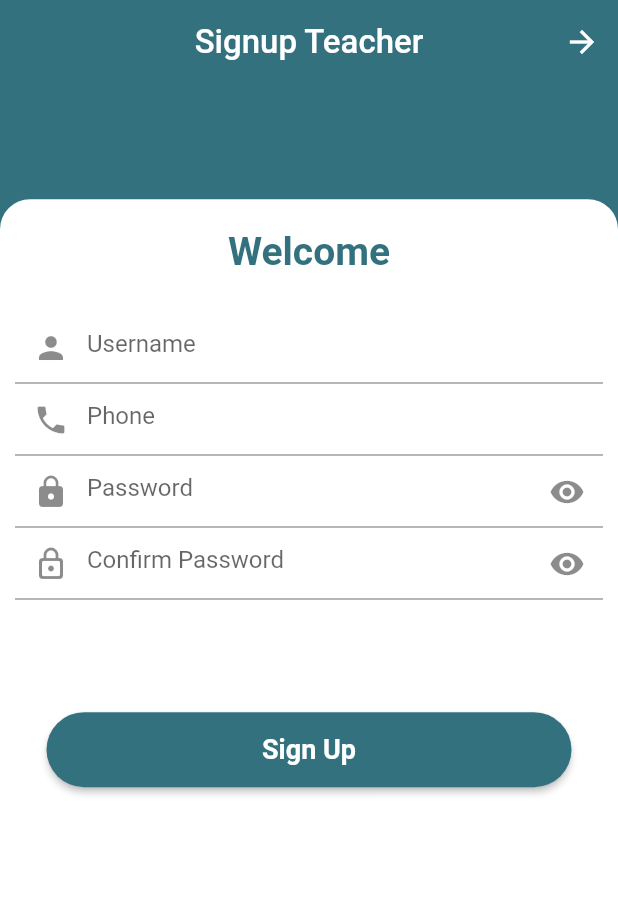
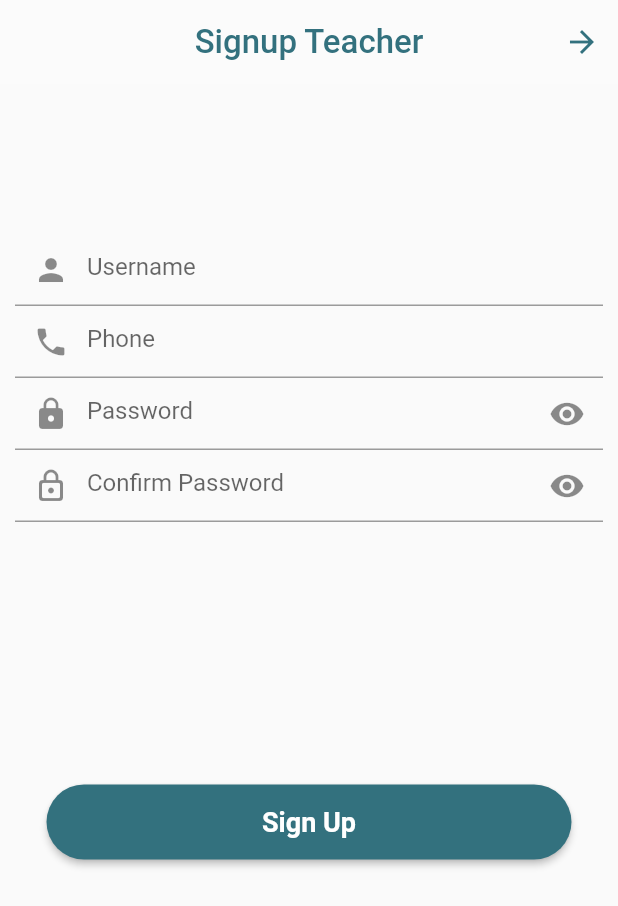
Before and after one commit to RegisSalesRA/django_flutter_college, a Flutter app: the SignUpTeacher screen opened directly with empty values, on a phone screen of 412 x 824 dp. Shown: the top 906 px of the screen. Run offline on Flutter 3.47's test engine with Material 2 defaults, Android fonts, the phone set to English and light mode, and no system bars; our stand-ins replace dio.

Commit message:
refactory signup screen

```diff
--- a/client_flutter/lib/presentation/login/login.dart
+++ b/client_flutter/lib/presentation/login/login.dart
@@ -170,9 +170,9 @@ class _LoginState extends State<Login> {
                                 shape: RoundedRectangleBorder(
                                     borderRadius: BorderRadius.circular(25))),
                             onPressed: () async {
-                              await teacherList();
+                              // teacherList();
                               // loginUser();
-                              // onSave();
+                              onSave();
                             },
                             child: const Text(
                               "Login",
--- a/client_flutter/lib/presentation/signup/widgets/signup_teacher.dart
+++ b/client_flutter/lib/presentation/signup/widgets/signup_teacher.dart
@@ -1,7 +1,6 @@
 import 'package:flutter/material.dart';
 
 import '../../../app/colors/colors.dart';
-import '../../../app/helpers/media_size_helper.dart';
 
 class SignUpTeacher extends StatefulWidget {
   final VoidCallback backPageView;
@@ -32,7 +31,7 @@ class _SignUpTeacherState extends State<SignUpTeacher> {
       resizeToAvoidBottomInset: false,
       appBar: AppBar(
         automaticallyImplyLeading: false,
-        backgroundColor: ColorsTheme.secondaryColor,
+        backgroundColor: Colors.white10,
         elevation: 0,
         centerTitle: true,
         actions: [
@@ -42,7 +41,7 @@ class _SignUpTeacherState extends State<SignUpTeacher> {
               IconButton(
                 icon: const Icon(
                   Icons.arrow_forward,
-                  color: Colors.white,
+                  color: ColorsTheme.secondaryColor,
                 ),
                 onPressed: widget.backPageView,
               )
@@ -51,36 +50,13 @@ class _SignUpTeacherState extends State<SignUpTeacher> {
         ],
         title: const Text(
           "Signup Teacher",
-          style: TextStyle(color: Colors.white),
+          style: TextStyle(color: ColorsTheme.secondaryColor),
         ),
       ),
-      body: Container(
-        height: MediaQuerySize.heigthSizeCustom(context),
-        decoration: const BoxDecoration(
-          color: ColorsTheme.secondaryColor,
-        ),
-        child: Container(
-          margin: EdgeInsets.only(
-              top: MediaQuerySize.heigthSizeCustom(context) * 0.10),
-          height: MediaQuerySize.heigthSizeCustom(context) * 0.90,
-          decoration: const BoxDecoration(
-              color: Colors.white,
-              borderRadius: BorderRadius.only(
-                  topLeft: Radius.circular(20), topRight: Radius.circular(20))),
-          child: SingleChildScrollView(
+      body: SingleChildScrollView(
         child: Column(children: [
           const SizedBox(
-                height: 20,
-              ),
-              const Text(
-                "Welcome",
-                style: TextStyle(
-                    color: ColorsTheme.secondaryColor,
-                    fontSize: 26,
-                    fontWeight: FontWeight.bold),
-              ),
-              const SizedBox(
-                height: 25,
+            height: 100,
           ),
           Form(
             key: formKey,
@@ -156,7 +132,7 @@ class _SignUpTeacherState extends State<SignUpTeacher> {
             ]),
           ),
           const SizedBox(
-                height: 75,
+            height: 175,
           ),
           SizedBox(
             width: 350,
@@ -176,8 +152,6 @@ class _SignUpTeacherState extends State<SignUpTeacher> {
           ),
         ]),
       ),
-        ),
-      ),
     );
   }
 }
```
Also changed, not shown: client_flutter/lib/presentation/common/grid_widget.dart (+7 -7 lines), client_flutter/lib/presentation/home/home_screen.dart (+5 -20 lines), client_flutter/lib/presentation/signup/widgets/signup_screen.dart (+8 -26 lines), client_flutter/lib/presentation/signup/widgets/signup_student.dart (+6 -33 lines). Lines whose indentation alone changed are shown as unchanged.
